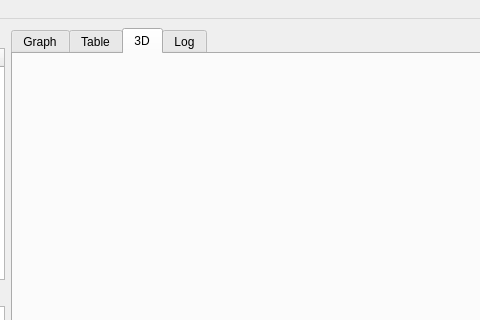
Before: the Qt Designer form paralogger/gui/paraloger_GUI1.ui in fredvol/paralogger, drawn with Qt 5; both pictures show x 233 to 713 and y 0 to 320 of the 1400 by 800 pixel window.
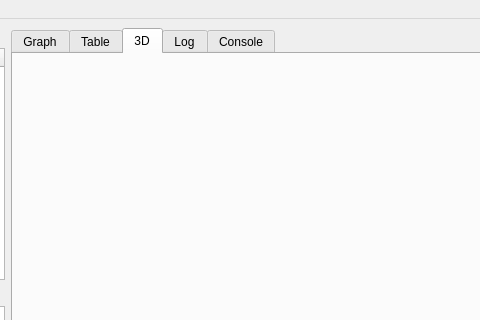
After: the same form once the commit is applied. The open tabs and pages were chosen to show the change.

Commit message: add interactive console

The edit to the form file:
```diff
--- a/paralogger/gui/paraloger_GUI1.ui
+++ b/paralogger/gui/paraloger_GUI1.ui
@@ -99,6 +99,11 @@
           <string>Log</string>
          </attribute>
         </widget>
+        <widget class="QWidget" name="tab_console">
+         <attribute name="title">
+          <string>Console</string>
+         </attribute>
+        </widget>
        </widget>
       </item>
      </layout>
```
Left out of the diff: 7 changed lines with no effect on the pictures. The commit also changes 3 other files.
